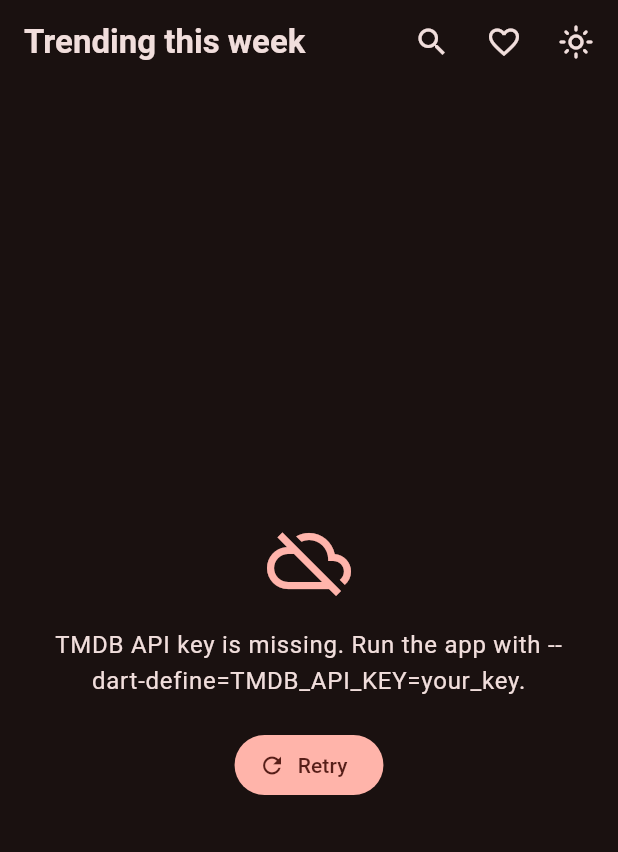
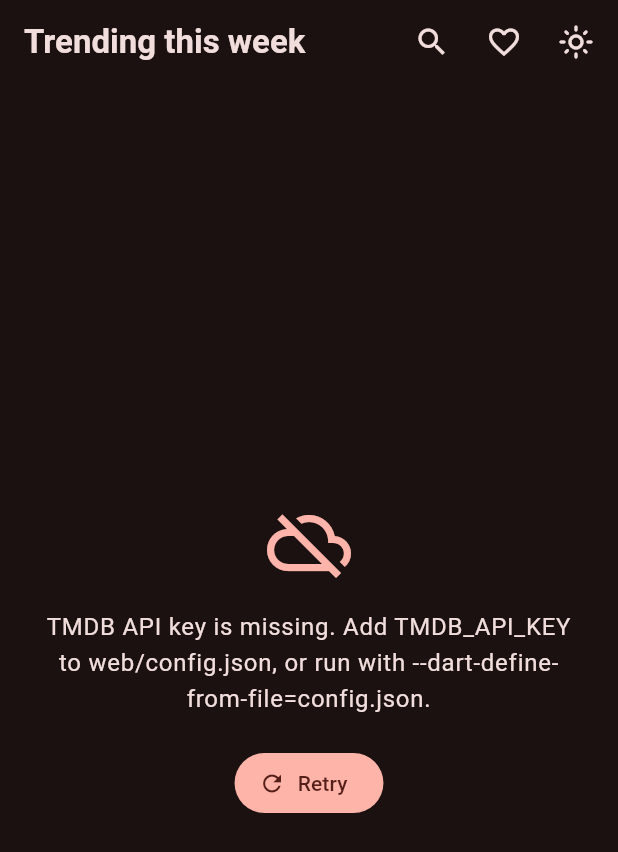
Before and after one commit to KaranMdhr/movie_app, a Flutter app: the screen it shows after launch, after a tap on the "dark mode" icon, on a phone screen of 412 x 824 dp. Shown: the top 852 px of the screen. Run offline on Flutter 3.47's test engine with Material 3 defaults, Android fonts, the phone set to English and light mode, and no system bars; our stand-ins replace cached_network_image, go_router, material_ui, shared_preferences.

Commit message:
Load TMDB credentials at runtime on web and support v4 bearer tokens

```diff
--- a/lib/main.dart
+++ b/lib/main.dart
@@ -13,6 +13,7 @@ import 'screens/favorites_screen.dart';
 import 'screens/home_screen.dart';
 import 'screens/search_screen.dart';
 import 'services/tmdb_service.dart';
+import 'utils/app_config.dart';
 import 'utils/theme.dart';
 
 /// App routes.
@@ -45,7 +46,13 @@ final GoRouter _router = GoRouter(
   ],
 );
 
-void main() {
+Future<void> main() async {
+  WidgetsFlutterBinding.ensureInitialized();
+
+  // On web this reads web/config.json at runtime, so a plain
+  // `flutter run -d chrome` works without dart-define flags.
+  await AppConfig.load();
+
   runApp(
     MultiProvider(
       providers: [
--- a/lib/services/tmdb_service.dart
+++ b/lib/services/tmdb_service.dart
@@ -4,6 +4,7 @@ import 'dart:convert';
 import 'package:http/http.dart' as http;
 
 import '../models/movie.dart';
+import '../utils/app_config.dart';
 import '../utils/constants.dart';
 
 /// A user-facing API failure. [message] is safe to show in the UI.
@@ -60,12 +61,15 @@ class TmdbService {
   /// Releases the underlying HTTP connections.
   void dispose() => _client.close();
 
-  /// Builds a TMDB URL and injects the key + language automatically.
+  /// Builds a TMDB URL and injects the v3 key + language when needed.
+  ///
+  /// With a v4 Bearer token the key is sent as a header instead, so no
+  /// `api_key` query parameter is added.
   Uri _uri(String path, [Map<String, Object?>? query]) {
-    final params = <String, String>{
-      'api_key': AppConstants.tmdbApiKey,
-      'language': 'en-US',
-    };
+    final params = <String, String>{'language': 'en-US'};
+    if (AppConfig.accessToken.isEmpty && AppConfig.apiKey.isNotEmpty) {
+      params['api_key'] = AppConfig.apiKey;
+    }
     query?.forEach((key, value) {
       if (value != null) params[key] = value.toString();
     });
@@ -75,17 +79,28 @@ class TmdbService {
 
   /// Performs a GET, validates the response and returns decoded JSON.
   Future<Map<String, dynamic>> _get(Uri uri) async {
-    if (!_hasApiKey) {
+    if (!AppConfig.hasCredentials) {
       throw const ApiException(
-        'TMDB API key is missing. Run the app with '
-        '--dart-define=TMDB_API_KEY=your_key.',
+        'TMDB API key is missing. Add TMDB_API_KEY to web/config.json, '
+        'or run with --dart-define-from-file=config.json.',
       );
     }
 
+    final headers = <String, String>{'accept': 'application/json'};
+    if (AppConfig.accessToken.isNotEmpty) {
+      headers['Authorization'] = 'Bearer ${AppConfig.accessToken}';
+    }
+
     try {
-      final response = await _client.get(uri).timeout(_timeout);
+      final response = await _client.get(uri, headers: headers).timeout(_timeout);
 
       if (response.statusCode != 200) {
+        if (response.statusCode == 401) {
+          throw const ApiException(
+            'TMDB rejected your credentials. Check that your v3 API key or '
+            'v4 Read Access Token is correct.',
+          );
+        }
         throw ApiException(
           'TMDB request failed (${response.statusCode}). Please try again.',
         );
@@ -122,9 +137,4 @@ class TmdbService {
         .map(Movie.fromJson)
         .toList();
   }
-
-  bool get _hasApiKey {
-    final key = AppConstants.tmdbApiKey.trim();
-    return key.isNotEmpty && key != AppConstants.apiKeyPlaceholder;
-  }
 }
--- /dev/null
+++ b/lib/utils/app_config.dart
@@ -0,0 +1,78 @@
+import 'dart:async';
+import 'dart:convert';
+
+import 'package:flutter/foundation.dart';
+import 'package:http/http.dart' as http;
+
+import 'constants.dart';
+
+/// Resolves TMDB credentials from, in order:
+///
+/// 1. `config.json` served next to the web app (runtime; no rebuild needed)
+/// 2. `--dart-define` values from [AppConstants]
+///
+/// Runtime loading only applies on web. Mobile and desktop builds use the
+/// compile-time values.
+class AppConfig {
+  AppConfig._();
+
+  static String _apiKey = AppConstants.tmdbApiKey.trim();
+  static String _accessToken = AppConstants.tmdbAccessToken.trim();
+  static bool _loaded = false;
+
+  /// v4 Bearer token. Also accepts a v4 token accidentally pasted into the
+  /// `TMDB_API_KEY` field (they start with `eyJ`).
+  static String get accessToken {
+    if (_accessToken.isNotEmpty) return _accessToken;
+    if (_apiKey.startsWith('eyJ')) return _apiKey;
+    return '';
+  }
+
+  /// v3 API key, or an empty string when not configured.
+  static String get apiKey {
+    if (_apiKey.startsWith('eyJ')) return '';
+    if (_isPlaceholder(_apiKey)) return '';
+    return _apiKey;
+  }
+
+  static bool get hasCredentials => apiKey.isNotEmpty || accessToken.isNotEmpty;
+
+  /// Fetches `config.json` from the web root on first launch.
+  ///
+  /// Failure is non-fatal: the app then relies on dart-define values and
+  /// shows the normal "credentials missing" message if none exist.
+  static Future<void> load() async {
+    if (_loaded) return;
+    _loaded = true;
+
+    if (!kIsWeb) return;
+
+    try {
+      final uri = Uri.base.resolve('config.json');
+      final response = await http
+          .get(uri)
+          .timeout(const Duration(seconds: 3));
+
+      if (response.statusCode != 200) return;
+
+      final decoded = jsonDecode(response.body);
+      if (decoded is! Map<String, dynamic>) return;
+
+      final key = decoded['TMDB_API_KEY'];
+      if (key is String && key.trim().isNotEmpty) {
+        _apiKey = key.trim();
+      }
+
+      final token = decoded['TMDB_ACCESS_TOKEN'];
+      if (token is String && token.trim().isNotEmpty) {
+        _accessToken = token.trim();
+      }
+    } catch (_) {
+      // Optional file: keep the compile-time fallback.
+    }
+  }
+
+  static bool _isPlaceholder(String value) {
+    return value.isEmpty || value == AppConstants.apiKeyPlaceholder;
+  }
+}
--- a/lib/utils/constants.dart
+++ b/lib/utils/constants.dart
@@ -18,6 +18,12 @@ class AppConstants {
     defaultValue: apiKeyPlaceholder,
   );
 
+  /// Optional v4 "API Read Access Token". When present it is sent as a
+  /// `Bearer` token instead of the v3 `api_key` query parameter.
+  static const String tmdbAccessToken = String.fromEnvironment(
+    'TMDB_ACCESS_TOKEN',
+  );
+
   /// Root of the TMDB REST API (v3).
   static const String tmdbBaseUrl = 'https://api.themoviedb.org/3';
 
```
Also changed, not shown: 2 other files.
